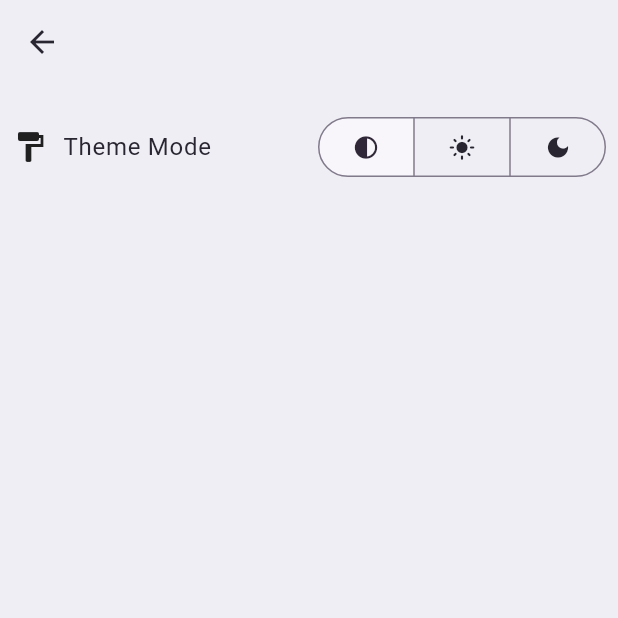
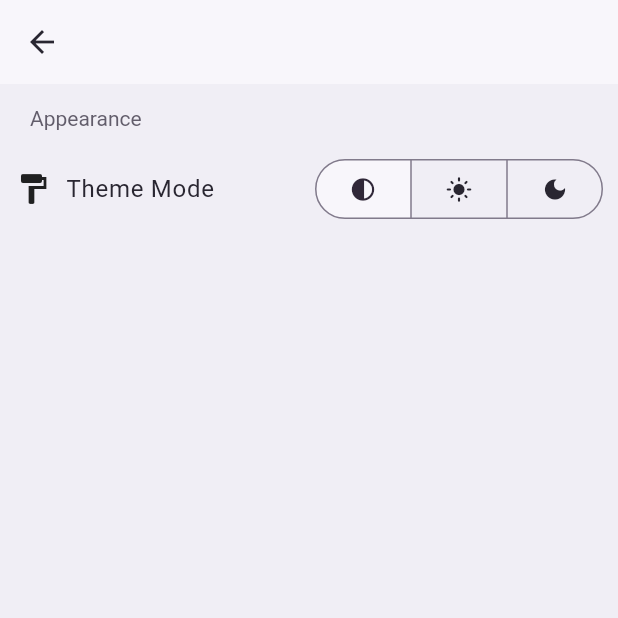
Before and after one commit to Mahdi-Gholami82/LameWeather, a Flutter app: the SettingsPage screen opened by its route, on a phone screen of 412 x 824 dp, the top half of it. Run offline on Flutter 3.47's test engine with Material 3 defaults, Android fonts, the phone set to English and light mode, and no system bars; our stand-ins replace flutter_bloc, flutter_dotenv, geolocator, get_it, shared_preferences, stream_transform; missing offline and left inert: shimmer_builder; accounts and stored records are empty.

Commit message:
improve settings ui

```diff
--- a/lib/features/settings/page.dart
+++ b/lib/features/settings/page.dart
@@ -4,6 +4,7 @@ import 'package:get_it/get_it.dart';
 import 'package:lame_weather/core/data/repositories/preferances_repository.dart';
 import 'package:lame_weather/core/presentation/bloc/theme_bloc.dart';
 import 'package:lame_weather/features/settings/presentation/widgets/setting_tile.dart';
+import 'package:lame_weather/features/settings/presentation/widgets/settings_header.dart';
 
 class SettingsPage extends StatefulWidget {
   static const String route = "/settings";
@@ -23,12 +24,10 @@ class _SettingsPageState extends State<SettingsPage> {
           onPressed: () => Navigator.of(context).pop(),
           icon: Icon(Icons.arrow_back),
         ),
-        backgroundColor: Colors.transparent,
       ),
-      body: Padding(
-        padding: const EdgeInsets.only(top: 10),
-        child: ListView(
+      body: ListView(
         children: [
+          SettingsTitle(title: Text("Appearance")),
           SettingTile(
             leading: const Icon(Icons.format_paint),
             title: Text("Theme Mode", overflow: TextOverflow.ellipsis),
@@ -66,7 +65,6 @@ class _SettingsPageState extends State<SettingsPage> {
           ),
         ],
       ),
-      ),
     );
   }
 }
--- a/lib/features/settings/presentation/widgets/setting_tile.dart
+++ b/lib/features/settings/presentation/widgets/setting_tile.dart
@@ -13,7 +13,7 @@ class SettingTile extends StatelessWidget {
   @override
   Widget build(BuildContext context) {
     return Padding(
-      padding: const EdgeInsets.all(8.0),
+      padding: EdgeInsetsGeometry.symmetric(horizontal: 10),
       child: Row(
         mainAxisAlignment: MainAxisAlignment.spaceBetween,
         children: [
--- /dev/null
+++ b/lib/features/settings/presentation/widgets/settings_header.dart
@@ -0,0 +1,17 @@
+import 'package:flutter/material.dart';
+
+class SettingsTitle extends StatelessWidget {
+  final Widget title;
+
+  const SettingsTitle({super.key, required this.title});
+  @override
+  Widget build(BuildContext context) {
+    return Padding(
+      padding: EdgeInsetsDirectional.symmetric(vertical: 15, horizontal: 20),
+      child: DefaultTextStyle(
+        style: TextStyle(color: Theme.of(context).colorScheme.onSurfaceVariant),
+        child: title,
+      ),
+    );
+  }
+}
```
Lines whose indentation alone changed are shown as unchanged.
